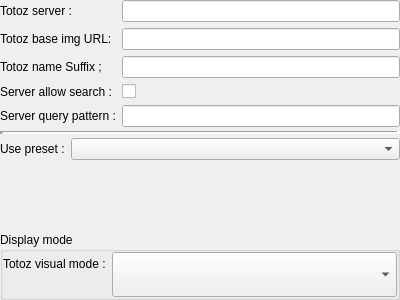
Above: ui/settingsmanager/qqtotozsettings.ui from dguihal/quteqoin before the change. Below: the same form after it.
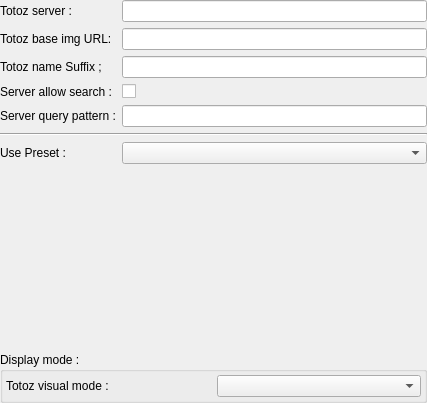
That is the form after the change.

What changed in the file:
```diff
--- a/ui/settingsmanager/qqtotozsettings.ui
+++ b/ui/settingsmanager/qqtotozsettings.ui
@@ -6,8 +6,8 @@
    <rect>
     <x>0</x>
     <y>0</y>
-    <width>400</width>
-    <height>300</height>
+    <width>427</width>
+    <height>403</height>
    </rect>
   </property>
   <property name="windowTitle">
@@ -110,53 +110,23 @@
       <item row="5" column="1">
        <widget class="QLineEdit" name="srvTotozQueryPatternLineEdit"/>
       </item>
-     </layout>
-    </widget>
-   </item>
-   <item>
-    <widget class="Line" name="line">
-     <property name="lineWidth">
-      <number>4</number>
-     </property>
-     <property name="midLineWidth">
-      <number>0</number>
-     </property>
-     <property name="orientation">
-      <enum>Qt::Horizontal</enum>
-     </property>
-    </widget>
-   </item>
-   <item>
-    <widget class="QWidget" name="widget_2" native="true">
-     <property name="sizePolicy">
-      <sizepolicy hsizetype="Preferred" vsizetype="Minimum">
-       <horstretch>0</horstretch>
-       <verstretch>0</verstretch>
-      </sizepolicy>
-     </property>
-     <layout class="QFormLayout" name="formLayout_3">
-      <property name="leftMargin">
-       <number>0</number>
-      </property>
-      <property name="topMargin">
-       <number>0</number>
-      </property>
-      <property name="rightMargin">
-       <number>0</number>
-      </property>
-      <property name="bottomMargin">
-       <number>0</number>
-      </property>
-      <item row="0" column="0">
-       <widget class="QLabel" name="presetLbl">
+      <item row="7" column="0">
+       <widget class="QLabel" name="label_2">
         <property name="text">
-         <string>Use preset :</string>
+         <string>Use Preset :</string>
         </property>
        </widget>
       </item>
-      <item row="0" column="1">
+      <item row="7" column="1">
        <widget class="QComboBox" name="presetCB"/>
       </item>
+      <item row="6" column="0" colspan="2">
+       <widget class="Line" name="line">
+        <property name="orientation">
+         <enum>Qt::Horizontal</enum>
+        </property>
+       </widget>
+      </item>
      </layout>
     </widget>
    </item>
@@ -174,52 +144,46 @@
     </spacer>
    </item>
    <item>
-    <widget class="QGroupBox" name="groupBox_2">
-     <property name="sizePolicy">
-      <sizepolicy hsizetype="Preferred" vsizetype="Minimum">
-       <horstretch>0</horstretch>
-       <verstretch>0</verstretch>
-      </sizepolicy>
-     </property>
+    <widget class="QGroupBox" name="groupBox">
      <property name="title">
-      <string>Display mode</string>
+      <string>Display mode :</string>
      </property>
-     <layout class="QFormLayout" name="formLayout_2">
-      <property name="horizontalSpacing">
-       <number>6</number>
-      </property>
-      <property name="verticalSpacing">
-       <number>6</number>
-      </property>
+     <layout class="QHBoxLayout" name="horizontalLayout_2">
       <property name="leftMargin">
-       <number>0</number>
+       <number>3</number>
       </property>
       <property name="topMargin">
-       <number>0</number>
+       <number>3</number>
       </property>
       <property name="rightMargin">
-       <number>0</number>
+       <number>3</number>
       </property>
       <property name="bottomMargin">
-       <number>0</number>
+       <number>3</number>
       </property>
-      <item row="0" column="1">
-       <widget class="QComboBox" name="totozModeComboBox">
-        <property name="sizePolicy">
-         <sizepolicy hsizetype="Preferred" vsizetype="Expanding">
-          <horstretch>0</horstretch>
-          <verstretch>0</verstretch>
-         </sizepolicy>
-        </property>
-       </widget>
-      </item>
-      <item row="0" column="0">
+      <item>
        <widget class="QLabel" name="labelModeTotoz">
+        <property name="sizePolicy">
+         <sizepolicy hsizetype="Preferred" vsizetype="Minimum">
+          <horstretch>0</horstretch>
+          <verstretch>0</verstretch>
+         </sizepolicy>
+        </property>
         <property name="text">
          <string>Totoz visual mode :</string>
         </property>
        </widget>
       </item>
+      <item>
+       <widget class="QComboBox" name="totozModeComboBox">
+        <property name="sizePolicy">
+         <sizepolicy hsizetype="Preferred" vsizetype="Minimum">
+          <horstretch>0</horstretch>
+          <verstretch>0</verstretch>
+         </sizepolicy>
+        </property>
+       </widget>
+      </item>
      </layout>
     </widget>
    </item>
```
Left out of the diff: 54 changed lines with no effect on the pictures.
